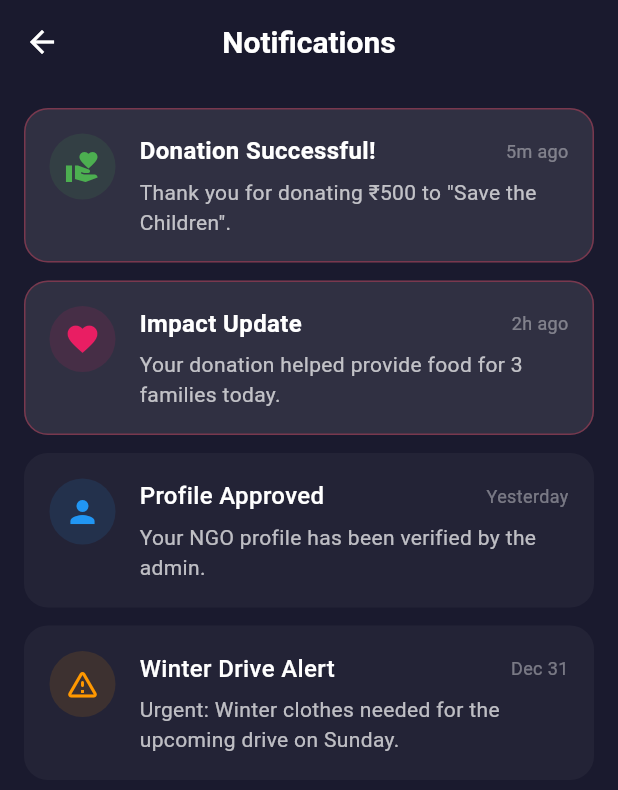
After one commit to raai2005/people-for-people, a Flutter app: the NGODashboard screen opened directly, after a tap on the "notifications" icon, on a phone screen of 412 x 824 dp. The commit adds this screen. Shown: the top 790 px of the screen. Run offline on Flutter 3.47's test engine with Material 3 defaults, Android fonts, the phone set to English and light mode, and no system bars; our stand-ins replace cloud_firestore, file_picker, firebase_auth, firebase_core, flutter_dotenv, image_picker; accounts and stored records are empty; generated files the repository leaves out were written again.

Commit message:
feat: Implement notification system with service, model, and screen, and add initial donor and NGO dashboards.

```diff
--- /dev/null
+++ b/people/lib/models/notification_model.dart
@@ -0,0 +1,116 @@
+import 'package:flutter/material.dart';
+
+enum NotificationType {
+  donation, // Money received or sent
+  impact, // "Your donation helped X"
+  account, // Profile approved, password changed
+  urgent, // "Urgent help needed near you"
+  general, // Welcome meesage, app updates
+}
+
+class NotificationModel {
+  final String id;
+  final String title;
+  final String body;
+  final DateTime timestamp;
+  final bool isRead;
+  final NotificationType type;
+  final Map<String, dynamic>?
+  data; // Extra data for navigation (e.g., transactionID)
+
+  NotificationModel({
+    required this.id,
+    required this.title,
+    required this.body,
+    required this.timestamp,
+    this.isRead = false,
+    required this.type,
+    this.data,
+  });
+
+  // Factory for Firestore (placeholder)
+  factory NotificationModel.fromMap(String id, Map<String, dynamic> map) {
+    return NotificationModel(
+      id: id,
+      title: map['title'] ?? '',
+      body: map['body'] ?? '',
+      timestamp: (map['timestamp'] as dynamic)?.toDate() ?? DateTime.now(),
+      isRead: map['isRead'] ?? false,
+      type: NotificationType.values.firstWhere(
+        (e) => e.toString() == 'NotificationType.${map['type']}',
+        orElse: () => NotificationType.general,
+      ),
+      data: map['data'],
+    );
+  }
+
+  // Helper to get icon based on type
+  IconData get icon {
+    switch (type) {
+      case NotificationType.donation:
+        return Icons.volunteer_activism;
+      case NotificationType.impact:
+        return Icons.favorite;
+      case NotificationType.account:
+        return Icons.person;
+      case NotificationType.urgent:
+        return Icons.warning_amber_rounded;
+      case NotificationType.general:
+        return Icons.notifications;
+    }
+  }
+
+  // Helper to get color based on type
+  Color get color {
+    switch (type) {
+      case NotificationType.donation:
+        return Colors.green;
+      case NotificationType.impact:
+        return Colors.pink;
+      case NotificationType.account:
+        return Colors.blue;
+      case NotificationType.urgent:
+        return Colors.orange;
+      case NotificationType.general:
+        return Colors.purple;
+    }
+  }
+}
+
+// Dummy Data for Testing
+List<NotificationModel> getDummyNotifications() {
+  return [
+    NotificationModel(
+      id: '1',
+      title: 'Donation Successful!',
+      body: 'Thank you for donating ₹500 to "Save the Children".',
+      timestamp: DateTime.now().subtract(const Duration(minutes: 5)),
+      type: NotificationType.donation,
+      isRead: false,
+    ),
+    NotificationModel(
+      id: '2',
+      title: 'Impact Update',
+      body: 'Your donation helped provide food for 3 families today.',
+      timestamp: DateTime.now().subtract(const Duration(hours: 2)),
+      type: NotificationType.impact,
+      isRead: false,
+    ),
+    NotificationModel(
+      id: '3',
+      title: 'Profile Approved',
+      body: 'Your NGO profile has been verified by the admin.',
+      timestamp: DateTime.now().subtract(const Duration(days: 1)),
+      type: NotificationType.account,
+      isRead: true,
+    ),
+    NotificationModel(
+      id: '4',
+      title: 'Winter Drive Alert',
+      body: 'Urgent: Winter clothes needed for the upcoming drive on Sunday.',
+      timestamp: DateTime.now().subtract(const Duration(days: 2)),
+      type: NotificationType.urgent,
+      isRead: true,
+    ),
+  ];
+}
--- /dev/null
+++ b/people/lib/screens/common/notifications_screen.dart
@@ -0,0 +1,158 @@
+import 'package:flutter/material.dart';
+import '../../theme/app_theme.dart';
+import '../../models/notification_model.dart';
+import '../../services/notification_service.dart';
+import 'package:intl/intl.dart';
+
+class NotificationsScreen extends StatelessWidget {
+  const NotificationsScreen({super.key});
+
+  @override
+  Widget build(BuildContext context) {
+    // Mark notifications as read when screen opens
+    WidgetsBinding.instance.addPostFrameCallback((_) {
+      NotificationService.instance.markAllAsRead();
+    });
+
+    // Ideally, this list would come from a Provider or Stream
+    final notifications = getDummyNotifications();
+
+    return Scaffold(
+      backgroundColor: AppTheme.primaryDark,
+      appBar: AppBar(
+        title: const Text('Notifications'),
+        centerTitle: true,
+        backgroundColor: Colors.transparent,
+        elevation: 0,
+        titleTextStyle: const TextStyle(
+          color: AppTheme.white,
+          fontSize: 20,
+          fontWeight: FontWeight.bold,
+        ),
+        iconTheme: const IconThemeData(color: AppTheme.white),
+      ),
+      body: notifications.isEmpty
+          ? _buildEmptyState()
+          : ListView.builder(
+              padding: const EdgeInsets.all(16),
+              itemCount: notifications.length,
+              itemBuilder: (context, index) {
+                return _buildNotificationTile(notifications[index]);
+              },
+            ),
+    );
+  }
+
+  Widget _buildEmptyState() {
+    return Center(
+      child: Column(
+        mainAxisAlignment: MainAxisAlignment.center,
+        children: [
+          Icon(
+            Icons.notifications_off_outlined,
+            size: 80,
+            color: AppTheme.white.withAlpha(50),
+          ),
+          const SizedBox(height: 16),
+          Text(
+            'No notifications yet',
+            style: TextStyle(
+              color: AppTheme.white.withAlpha(150),
+              fontSize: 16,
+            ),
+          ),
+        ],
+      ),
+    );
+  }
+
+  Widget _buildNotificationTile(NotificationModel notification) {
+    return Container(
+      margin: const EdgeInsets.only(bottom: 12),
+      padding: const EdgeInsets.all(16),
+      decoration: BoxDecoration(
+        color: notification.isRead
+            ? AppTheme.white.withAlpha(10) // Dim for read
+            : AppTheme.white.withAlpha(25), // Brighter for unread
+        borderRadius: BorderRadius.circular(16),
+        border: Border.all(
+          color: notification.isRead
+              ? Colors.transparent
+              : AppTheme.accent.withAlpha(100),
+          width: 1,
+        ),
+      ),
+      child: Row(
+        crossAxisAlignment: CrossAxisAlignment.start,
+        children: [
+          // Icon Box
+          Container(
+            padding: const EdgeInsets.all(10),
+            decoration: BoxDecoration(
+              color: notification.color.withAlpha(30),
+              shape: BoxShape.circle,
+            ),
+            child: Icon(notification.icon, color: notification.color, size: 24),
+          ),
+          const SizedBox(width: 16),
+          // Content
+          Expanded(
+            child: Column(
+              crossAxisAlignment: CrossAxisAlignment.start,
+              children: [
+                Row(
+                  mainAxisAlignment: MainAxisAlignment.spaceBetween,
+                  children: [
+                    Expanded(
+                      child: Text(
+                        notification.title,
+                        style: TextStyle(
+                          color: AppTheme.white,
+                          fontSize: 16,
+                          fontWeight: notification.isRead
+                              ? FontWeight.w500
+                              : FontWeight.bold,
+                        ),
+                      ),
+                    ),
+                    Text(
+                      _formatTime(notification.timestamp),
+                      style: TextStyle(
+                        color: AppTheme.white.withAlpha(100),
+                        fontSize: 12,
+                      ),
+                    ),
+                  ],
+                ),
+                const SizedBox(height: 6),
+                Text(
+                  notification.body,
+                  style: TextStyle(
+                    color: AppTheme.white.withAlpha(180),
+                    fontSize: 14,
+                  ),
+                ),
+              ],
+            ),
+          ),
+        ],
+      ),
+    );
+  }
+
+  String _formatTime(DateTime timestamp) {
+    final now = DateTime.now();
+    final difference = now.difference(timestamp);
+
+    if (difference.inDays > 0) {
+      if (difference.inDays == 1) return 'Yesterday';
+      return DateFormat('MMM d').format(timestamp);
+    } else if (difference.inHours > 0) {
+      return '${difference.inHours}h ago';
+    } else if (difference.inMinutes > 0) {
+      return '${difference.inMinutes}m ago';
+    } else {
+      return 'Just now';
+    }
+  }
+}
--- a/people/lib/screens/donor/donor_dashboard.dart
+++ b/people/lib/screens/donor/donor_dashboard.dart
@@ -2,6 +2,8 @@ import 'package:flutter/material.dart';
 import '../../theme/app_theme.dart';
 import 'donor_profile_screen.dart';
 import 'donor_donate_screen.dart';
+import '../../services/notification_service.dart';
+import '../common/notifications_screen.dart';
 
 class DonorDashboard extends StatefulWidget {
   const DonorDashboard({super.key});
@@ -84,7 +86,14 @@ class _DonorDashboardState extends State<DonorDashboard> {
   Widget _buildNotificationBell() {
     return Stack(
       children: [
-        Container(
+        GestureDetector(
+          onTap: () {
+            Navigator.push(
+              context,
+              MaterialPageRoute(builder: (_) => const NotificationsScreen()),
+            );
+          },
+          child: Container(
             padding: const EdgeInsets.all(10),
             decoration: BoxDecoration(
               color: AppTheme.white.withValues(alpha: 0.1),
@@ -96,7 +105,12 @@ class _DonorDashboardState extends State<DonorDashboard> {
               size: 24,
             ),
           ),
-        Positioned(
+        ),
+        ValueListenableBuilder<bool>(
+          valueListenable: NotificationService.instance.hasUnreadNotifications,
+          builder: (context, hasUnread, child) {
+            return hasUnread
+                ? Positioned(
                     right: 8,
                     top: 8,
                     child: Container(
@@ -107,6 +121,9 @@ class _DonorDashboardState extends State<DonorDashboard> {
                         shape: BoxShape.circle,
                       ),
                     ),
+                  )
+                : const SizedBox.shrink();
+          },
         ),
       ],
     );
--- a/people/lib/screens/ngo/ngo_dashboard.dart
+++ b/people/lib/screens/ngo/ngo_dashboard.dart
@@ -1,6 +1,8 @@
 import 'package:flutter/material.dart';
 import '../../theme/app_theme.dart';
 import 'ngo_profile_screen.dart';
+import '../../services/notification_service.dart';
+import '../common/notifications_screen.dart';
 
 class NGODashboard extends StatefulWidget {
   const NGODashboard({super.key});
@@ -94,7 +96,16 @@ class _NGODashboardState extends State<NGODashboard> {
           // Notification Bell
           Stack(
             children: [
-              Container(
+              GestureDetector(
+                onTap: () {
+                  Navigator.push(
+                    context,
+                    MaterialPageRoute(
+                      builder: (_) => const NotificationsScreen(),
+                    ),
+                  );
+                },
+                child: Container(
                   padding: const EdgeInsets.all(10),
                   decoration: BoxDecoration(
                     color: AppTheme.white.withValues(alpha: 0.1),
@@ -106,7 +117,13 @@ class _NGODashboardState extends State<NGODashboard> {
                     size: 24,
                   ),
                 ),
-              Positioned(
+              ),
+              ValueListenableBuilder<bool>(
+                valueListenable:
+                    NotificationService.instance.hasUnreadNotifications,
+                builder: (context, hasUnread, child) {
+                  return hasUnread
+                      ? Positioned(
                           right: 8,
                           top: 8,
                           child: Container(
@@ -117,6 +134,9 @@ class _NGODashboardState extends State<NGODashboard> {
                               shape: BoxShape.circle,
                             ),
                           ),
+                        )
+                      : const SizedBox.shrink();
+                },
               ),
             ],
           ),
--- /dev/null
+++ b/people/lib/services/notification_service.dart
@@ -0,0 +1,23 @@
+import 'package:flutter/material.dart';
+
+class NotificationService {
+  // Singleton pattern
+  static final NotificationService _instance = NotificationService._internal();
+  static NotificationService get instance => _instance;
+
+  NotificationService._internal();
+
+  // Observable state for unread notifications
+  // Initially true to show the dot for demonstration
+  final ValueNotifier<bool> hasUnreadNotifications = ValueNotifier<bool>(true);
+
+  // Mark all notifications as read
+  void markAllAsRead() {
+    hasUnreadNotifications.value = false;
+  }
+
+  // Method to trigger a new notification (for future use)
+  void triggerNewNotification() {
+    hasUnreadNotifications.value = true;
+  }
+}
```
Lines whose indentation alone changed are shown as unchanged.
